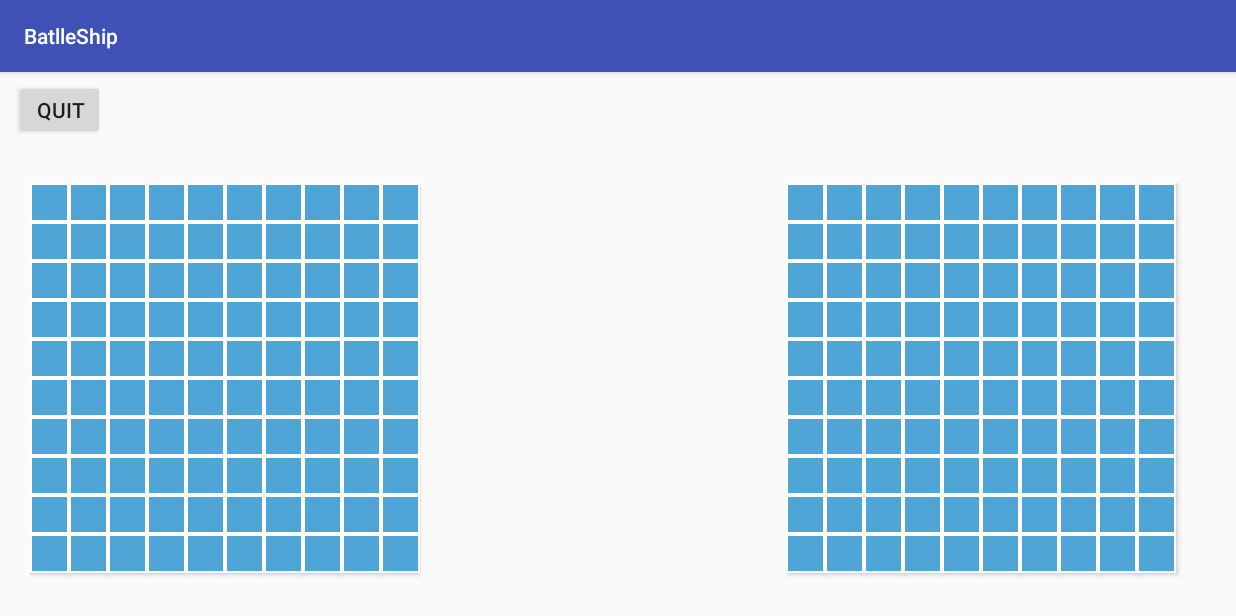
After one commit to omriO9/BattleShips, an Android app: the GameActivity screen opened directly, with no data from a screen before it, on a phone screen of 824 x 412 dp (held sideways). The commit adds this screen. Run offline under Robolectric (Android 15) with nearby library versions, the phone set to English and light mode, and no system bars.

Commit message:
commit #1 Omri

```diff
--- a/app/src/main/java/com/example/omri/batlleship/BattleShip.java
+++ b/app/src/main/java/com/example/omri/batlleship/BattleShip.java
@@ -5,13 +5,15 @@ package com.example.omri.batlleship;
  */
 
 public class BattleShip {
+    String name; // for identification towards XML id.
     int length;
     boolean isSunk;
     boolean orientation; // true = vertical , false = horizontal
     Coordinate position; // the back of the ship - starting point.
     int numberOfHits;
 
-    public BattleShip(int size,boolean orientation,Coordinate pos){
+    public BattleShip(String name,int size,boolean orientation,Coordinate pos){
+        this.name=name;
         length=size;
         isSunk=false;
         this.orientation=orientation;
--- /dev/null
+++ b/app/src/main/java/com/example/omri/batlleship/GameActivity.java
@@ -0,0 +1,109 @@
+package com.example.omri.batlleship;
+
+import android.app.AlertDialog;
+import android.content.DialogInterface;
+import android.content.Intent;
+import android.support.v7.app.AppCompatActivity;
+import android.os.Bundle;
+import android.util.Log;
+import android.view.View;
+import android.view.ViewTreeObserver;
+import android.widget.AdapterView;
+import android.widget.GridLayout;
+import android.widget.GridView;
+import android.widget.Toast;
+
+public class GameActivity extends AppCompatActivity implements View.OnClickListener {
+    GridLayout myGridLayout;
+    GridLayout enemyGridLayout;
+    int myGridLayoutWidth;
+
+    @Override
+    protected void onCreate(Bundle savedInstanceState) {
+        super.onCreate(savedInstanceState);
+        setContentView(R.layout.activity_game);
+    }
+
+    protected void onResume() {
+        super.onResume();
+        myGridLayout = (GridLayout) findViewById(R.id.myGridLayout);
+        enemyGridLayout = (GridLayout) findViewById(R.id.enemyGridLayout);
+        initGridLayout(myGridLayout);
+        initGridLayout(enemyGridLayout);
+
+    }
+
+    public void initGridLayout(final GridLayout theGrid) {
+
+//        int cellSize = gridLayoutWidth / gridLayout.getColumnCount(); // 910
+//        Log.d(TAG, "onResume: gridLayoutWidth="+gridLayoutWidth);
+//        cellSize -= 3;
+        int squaresCount = theGrid.getColumnCount() * myGridLayout.getRowCount();
+        for (int i = 0; i < squaresCount; i++) {
+            GridButton gridButton = new GridButton(this);
+            gridButton.setOnClickListener(this);
+            theGrid.addView(gridButton);
+        }
+        theGrid.getViewTreeObserver().addOnGlobalLayoutListener(new ViewTreeObserver.OnGlobalLayoutListener() {
+            @Override
+            public void onGlobalLayout() {
+                theGrid.getViewTreeObserver().removeOnGlobalLayoutListener(this);
+                myGridLayoutWidth = theGrid.getWidth(); //height is ready
+                int cellSize = myGridLayoutWidth / theGrid.getColumnCount(); // 910
+                // Log.d(TAG, "onResume: gridLayoutWidth="+gridLayoutWidth);
+                cellSize -= 3;
+                // int squaresCount = gridLayout.getColumnCount() * gridLayout.getRowCount();
+                for (int i = 0; i < theGrid.getChildCount(); i++) {
+                    GridButton btn = (GridButton) theGrid.getChildAt(i);
+                    btn.setPositionX(i % theGrid.getColumnCount());
+                    btn.setPositionY(i / theGrid.getColumnCount());
+                    //Drawable border = ContextCompat.getDrawable(this, R.drawable.cell_border);
+                    //btn.setOnClickListener(this);
+                    //   Log.d(TAG, "onGlobalLayout: height+size="+cellSize);
+                    btn.setBackgroundResource(R.drawable.cell_border);
+                    //btn.setHeight(cellSize);
+                    // btn.setWidth(cellSize);
+                    //btn.setLayoutParams(btn.getLayoutParams());
+                    btn.getLayoutParams().height = cellSize;
+                    btn.getLayoutParams().width = cellSize;
+                    // btn.setLayoutParams(new ViewGroup.LayoutParams(cellSize, cellSize));
+                }
+                theGrid.invalidate();
+                theGrid.requestLayout();
+            }
+        });
+
+    }
+
+    @Override
+    public void onClick(View v) {
+        if (v instanceof GridButton) {
+            final GridButton gridButton = (GridButton) v;
+            v.animate().scaleY(2).scaleX(2).setDuration(200).withEndAction(new Runnable() {
+                @Override
+                public void run() {
+                    gridButton.animate().scaleY(1).scaleX(1).setDuration(200).start();
+                    //Drawable border = ContextCompat.getDrawable(this, R.drawable.hit);
+                    gridButton.setBackgroundResource(R.drawable.hit);
+                }
+            }).start();
+        }
+    }
+
+
+    public void onQuitPressed(View view) {
+
+        new AlertDialog.Builder(this)
+                .setMessage("Are you sure you want to exit this game?")
+                .setCancelable(false)
+                .setPositiveButton("Yes", new DialogInterface.OnClickListener() {
+                    public void onClick(DialogInterface dialog, int id) {
+                        Intent intent = new Intent(GameActivity.this, MainActivity.class);
+                        startActivity(intent);
+                    }
+                })
+                .setNegativeButton("No", null)
+                .show();
+
+    }
+}
--- a/app/src/main/res/layout/activity_arrange_battle_field.xml
+++ b/app/src/main/res/layout/activity_arrange_battle_field.xml
@@ -4,7 +4,7 @@
     xmlns:tools="http://schemas.android.com/tools"
     android:layout_width="match_parent"
     android:layout_height="match_parent"
-    tools:context="com.example.omri.batlleship.arrangeBattleFieldActivity">
+    tools:context="com.example.omri.batlleship.ArrangeBattleFieldActivity">
 
     <Button
         android:id="@+id/button"
--- /dev/null
+++ b/app/src/main/res/layout/activity_game.xml
@@ -0,0 +1,43 @@
+<?xml version="1.0" encoding="utf-8"?>
+<RelativeLayout xmlns:android="http://schemas.android.com/apk/res/android"
+    xmlns:app="http://schemas.android.com/apk/res-auto"
+    xmlns:tools="http://schemas.android.com/tools"
+    android:layout_width="match_parent"
+    android:layout_height="match_parent"
+    tools:context="com.example.omri.batlleship.GameActivity">
+
+
+    <GridLayout
+        android:id="@+id/myGridLayout"
+        android:layout_width="280dp"
+        android:layout_height="280dp"
+        android:layout_alignParentBottom="true"
+        android:layout_alignParentStart="true"
+        android:layout_marginBottom="10dp"
+        android:layout_marginStart="20dp"
+        android:columnCount="10"
+        android:rowCount="10" />
+
+    <GridLayout
+        android:id="@+id/enemyGridLayout"
+        android:layout_width="280dp"
+        android:layout_height="280dp"
+        android:layout_alignParentBottom="true"
+        android:layout_alignParentEnd="true"
+        android:layout_marginBottom="10dp"
+        android:layout_marginEnd="20dp"
+        android:columnCount="10"
+        android:rowCount="10" />
+
+    <Button
+        android:id="@+id/quitButton"
+        android:layout_width="60dp"
+        android:layout_height="40dp"
+        android:layout_alignParentTop="true"
+        android:layout_marginStart="10dp"
+        android:layout_marginTop="5dp"
+        android:onClick="onQuitPressed"
+        android:text="@string/quit" />
+
+
+</RelativeLayout>
--- a/app/src/main/res/layout/activity_main.xml
+++ b/app/src/main/res/layout/activity_main.xml
@@ -12,7 +12,7 @@
         android:layout_width="@dimen/play_button_width"
         android:layout_height="@dimen/play_button_height"
         android:layout_centerInParent="true"
-        android:onClick="arrangeBattleFieldActivity"
+        android:onClick="ArrangeBattleFieldActivity"
         android:text="@string/play_button"
         android:textSize="@dimen/play_button_textsize" />
 
@@ -36,7 +36,7 @@
         android:layout_marginEnd="11dp"
         android:layout_marginTop="12dp"
         android:checked="true"
-        android:text="Sound"></Switch>
+        android:text="@string/sound" />
 
 
 </RelativeLayout>
--- a/app/src/main/res/values/strings.xml
+++ b/app/src/main/res/values/strings.xml
@@ -2,5 +2,8 @@
     <string name="app_name">BatlleShip</string>
     <string name="play_button">Play Now!</string>
     <string name="rules_button">Rules</string>
-    <string name="back">Back</string>
+    <string name="sound">Sound</string>
+    <string name="backButton">Back</string>
+    <string name="fightButton">Fight!</string>
+    <string name="quit">Quit</string>
 </resources>
```
Also changed, not shown: app/src/main/AndroidManifest.xml (+8 -9 lines), app/src/main/java/com/example/omri/batlleship/HumanPlayer.java (+10 -3 lines), app/src/main/java/com/example/omri/batlleship/MainActivity.java (+11 -3 lines), app/src/main/java/com/example/omri/batlleship/Player.java (+8 -8 lines), app/src/main/java/com/example/omri/batlleship/arrangeBattleFieldActivity.java (+29 -21 lines), app/src/main/res/layout-land/activity_arrange_battle_field.xml (+4 -5 lines).
